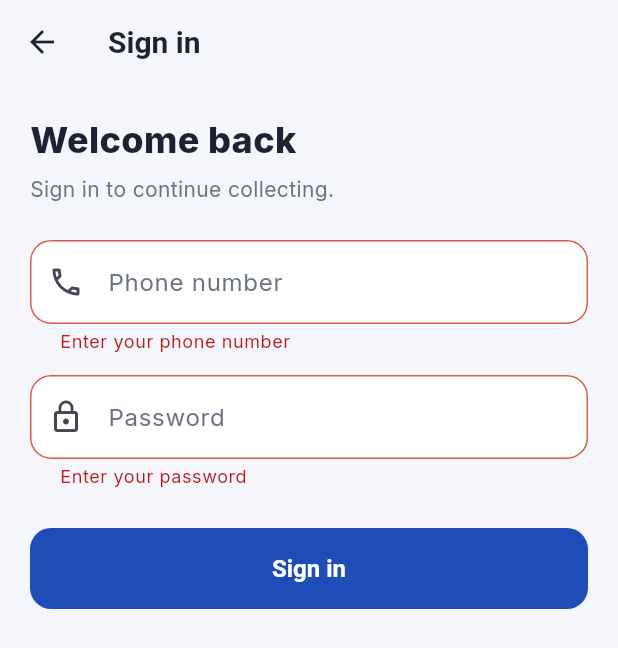
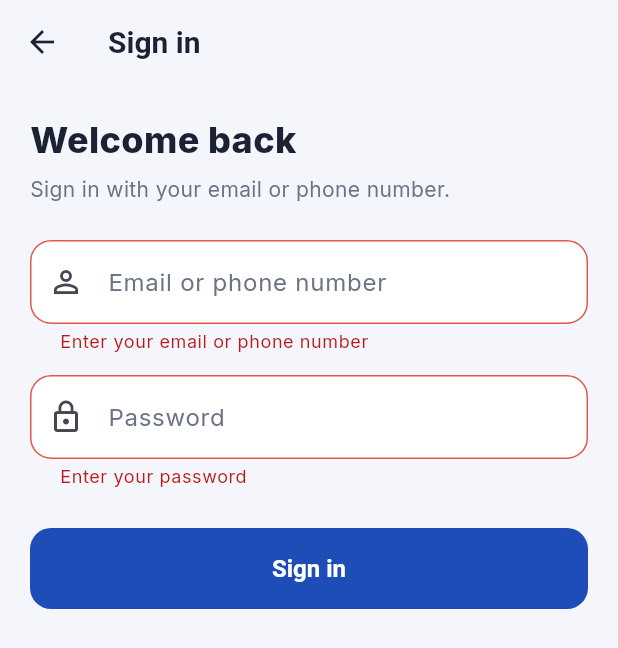
Before and after one commit to hassamshah3456/CHRist, a Flutter app: the LoginScreen screen opened directly, after a tap on "Sign in", on a phone screen of 412 x 824 dp. Shown: the top 648 px of the screen. Run offline on Flutter 3.47's test engine with Material 3 defaults, Android fonts, the phone set to English and light mode, and no system bars; our stand-ins replace connectivity_plus, geocoding, geolocator, google_fonts, image_picker, shared_preferences and 1 more; accounts and stored records are empty.

Commit message:
Allow collectors to sign in with email or phone.
Update the login screen and API so legacy email accounts and new phone registrations both work, with case-insensitive email matching.

Co-authored-by: Cursor <cursoragent@cursor.com>

```diff
--- a/lib/i18n/app_localizations.dart
+++ b/lib/i18n/app_localizations.dart
@@ -179,6 +179,21 @@ const Map<String, Map<String, String>> _strings = {
   'full_name': {'en': 'Full name', 'hi': 'पूरा नाम', 'kn': 'ಪೂರ್ಣ ಹೆಸರು'},
   'email': {'en': 'Email', 'hi': 'ईमेल', 'kn': 'ಇಮೇಲ್'},
   'phone': {'en': 'Phone number', 'hi': 'फोन नंबर', 'kn': 'ಫೋನ್ ಸಂಖ್ಯೆ'},
+  'email_or_phone': {
+    'en': 'Email or phone number',
+    'hi': 'ईमेल या फोन नंबर',
+    'kn': 'ಇಮೇಲ್ ಅಥವಾ ಫೋನ್ ಸಂಖ್ಯೆ',
+  },
+  'enter_email_or_phone': {
+    'en': 'Enter your email or phone number',
+    'hi': 'अपना ईमेल या फोन नंबर दर्ज करें',
+    'kn': 'ನಿಮ್ಮ ಇಮೇಲ್ ಅಥವಾ ಫೋನ್ ಸಂಖ್ಯೆ ನಮೂದಿಸಿ',
+  },
+  'sign_in_subtitle': {
+    'en': 'Sign in with your email or phone number.',
+    'hi': 'अपने ईमेल या फोन नंबर से साइन इन करें।',
+    'kn': 'ನಿಮ್ಮ ಇಮೇಲ್ ಅಥವಾ ಫೋನ್ ಸಂಖ್ಯೆಯಿಂದ ಸೈನ್ ಇನ್ ಮಾಡಿ.',
+  },
   'enter_phone': {
     'en': 'Enter your phone number',
     'hi': 'अपना फोन नंबर दर्ज करें',
--- a/lib/providers/auth_provider.dart
+++ b/lib/providers/auth_provider.dart
@@ -74,12 +74,12 @@ class AuthProvider extends ChangeNotifier {
   }
 
   Future<void> login({
-    required String phone,
+    required String username,
     required String password,
   }) async {
-    // OAuth2 login endpoint expects form fields username/password.
+    // OAuth2 login: username is email or phone (existing collectors may use either).
     final res = await api.postForm('/auth/login', {
-      'username': phone,
+      'username': username,
       'password': password,
     });
     await _onAuthSuccess(res);
--- a/lib/screens/auth/login_screen.dart
+++ b/lib/screens/auth/login_screen.dart
@@ -17,13 +17,13 @@ class LoginScreen extends StatefulWidget {
 
 class _LoginScreenState extends State<LoginScreen> {
   final _form = GlobalKey<FormState>();
-  final _phone = TextEditingController();
+  final _username = TextEditingController();
   final _password = TextEditingController();
   bool _submitting = false;
 
   @override
   void dispose() {
-    _phone.dispose();
+    _username.dispose();
     _password.dispose();
     super.dispose();
   }
@@ -34,7 +34,7 @@ class _LoginScreenState extends State<LoginScreen> {
     setState(() => _submitting = true);
     try {
       await context.read<AuthProvider>().login(
-            phone: _phone.text.trim(),
+            username: _username.text.trim(),
             password: _password.text,
           );
       if (!mounted) return;
@@ -72,20 +72,22 @@ class _LoginScreenState extends State<LoginScreen> {
                   style: TextStyle(fontSize: 24, fontWeight: FontWeight.w800),
                 ),
                 const SizedBox(height: 6),
-                const Text(
-                  'Sign in to continue collecting.',
-                  style: TextStyle(color: AppTheme.textMuted),
+                Text(
+                  context.t('sign_in_subtitle'),
+                  style: const TextStyle(color: AppTheme.textMuted),
                 ),
                 const SizedBox(height: 24),
                 TextFormField(
-                  controller: _phone,
-                  keyboardType: TextInputType.phone,
+                  controller: _username,
+                  keyboardType: TextInputType.emailAddress,
+                  autocorrect: false,
                   decoration: InputDecoration(
-                    labelText: context.t('phone'),
-                    prefixIcon: const Icon(Icons.phone_outlined),
+                    labelText: context.t('email_or_phone'),
+                    hintText: 'you@example.com or 9876543210',
+                    prefixIcon: const Icon(Icons.person_outline),
                   ),
                   validator: (v) => (v == null || v.trim().isEmpty)
-                      ? context.t('enter_phone')
+                      ? context.t('enter_email_or_phone')
                       : null,
                 ),
                 const SizedBox(height: 14),
```
Also changed, not shown: 1 other file.
